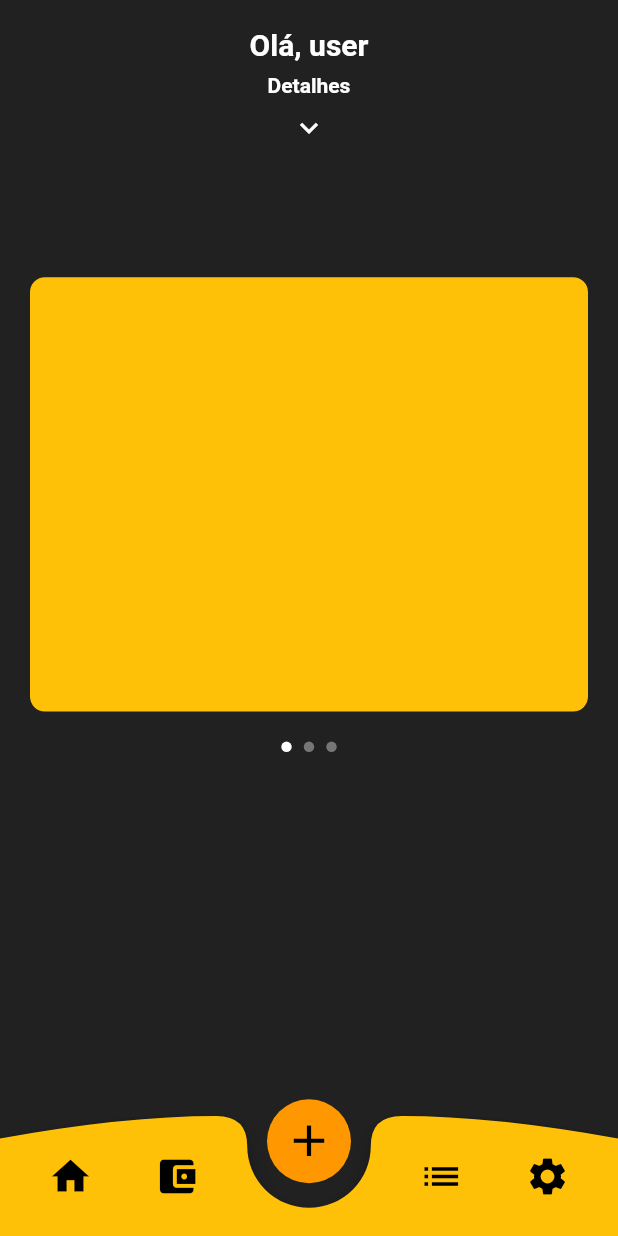
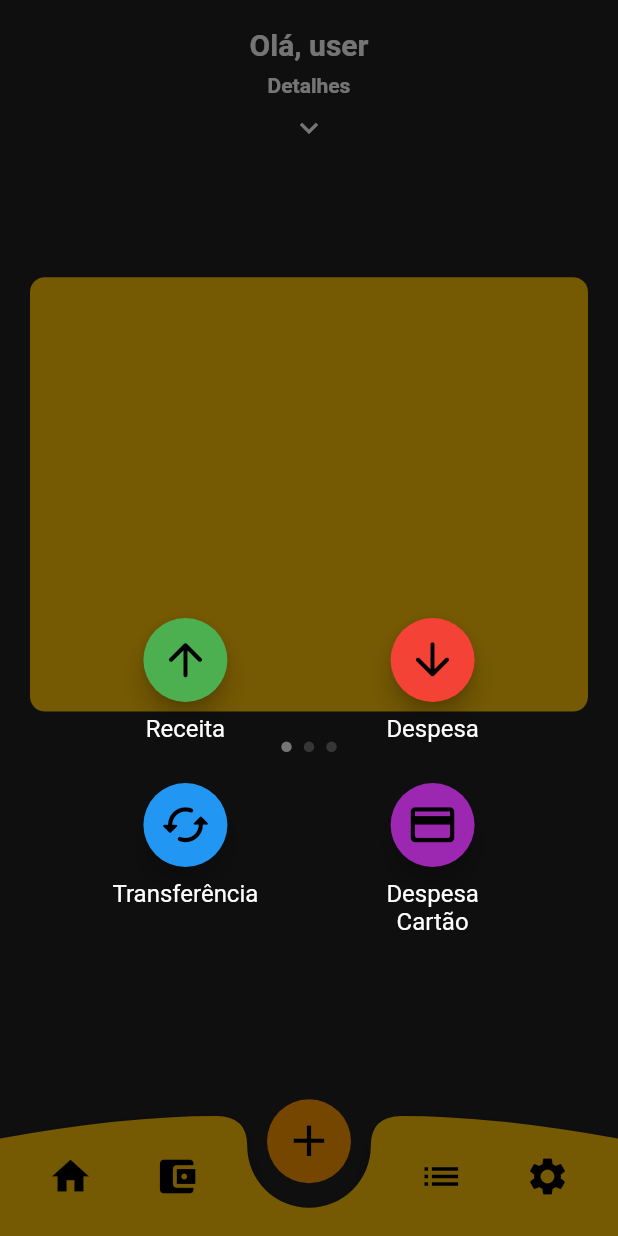
Before and after one commit to Mateus3578/CurrencyManager, a Flutter app: the screen it shows after launch, after a tap on the "add" icon, on a phone screen of 412 x 824 dp. Run offline on Flutter 3.47's test engine with Material 2 defaults, Android fonts, the light colour scheme and no system bars.

Commit message:
Opções de transações
+ O botão de + gigante no meio do menu agora abre outros 4 botões para adicionar uma transação: Receita, despesa, transferência e despesa cartão

```diff
--- a/lib/pages/home/widgets/bottom_menu.dart
+++ b/lib/pages/home/widgets/bottom_menu.dart
@@ -1,5 +1,6 @@
 import 'package:flutter/material.dart';
 import 'package:tc/pages/home/classes/navbar_custom_painter.dart';
+import 'package:tc/pages/new/new_transaction.dart';
 
 class BottomMenu extends StatefulWidget {
   const BottomMenu({Key? key}) : super(key: key);
@@ -28,7 +29,12 @@ class _BottomMenuState extends State<BottomMenu> {
               Center(
                 heightFactor: 0.6,
                 child: FloatingActionButton(
-                  onPressed: () {},
+                  onPressed: () {
+                    showDialog(
+                      context: context,
+                      builder: (context) => NewTransaction(),
+                    );
+                  },
                   backgroundColor: Colors.orange,
                   child: Icon(
                     Icons.add,
--- /dev/null
+++ b/lib/pages/new/new_transaction.dart
@@ -0,0 +1,130 @@
+import 'package:flutter/material.dart';
+
+class NewTransaction extends StatefulWidget {
+  const NewTransaction({Key? key}) : super(key: key);
+
+  @override
+  _NewTransactionState createState() => _NewTransactionState();
+}
+
+class _NewTransactionState extends State<NewTransaction> {
+  @override
+  Widget build(BuildContext context) {
+    final height = MediaQuery.of(context).size.height;
+    final width = MediaQuery.of(context).size.width;
+    return Container(
+      margin: EdgeInsets.fromLTRB(
+          width * 0.1, height * 0.5, width * 0.1, height * 0.13),
+      child: Column(
+        children: [
+          Row(
+            mainAxisAlignment: MainAxisAlignment.spaceBetween,
+            children: [
+              Expanded(
+                child: Container(
+                  child: Column(
+                    children: [
+                      FloatingActionButton(
+                        onPressed: () {},
+                        backgroundColor: Colors.green,
+                        child: Icon(
+                          Icons.arrow_upward_rounded,
+                          size: 35,
+                        ),
+                      ),
+                      Padding(
+                        padding: const EdgeInsets.all(8.0),
+                        child: Text(
+                          "Receita\n",
+                          textAlign: TextAlign.center,
+                          style: TextStyle(fontSize: 16),
+                        ),
+                      ),
+                    ],
+                  ),
+                ),
+              ),
+              Expanded(
+                child: Container(
+                  child: Column(
+                    children: [
+                      FloatingActionButton(
+                        onPressed: () {},
+                        backgroundColor: Colors.red,
+                        child: Icon(
+                          Icons.arrow_downward_rounded,
+                          size: 35,
+                        ),
+                      ),
+                      Padding(
+                        padding: const EdgeInsets.all(8.0),
+                        child: Text(
+                          "Despesa\n",
+                          textAlign: TextAlign.center,
+                          style: TextStyle(fontSize: 16),
+                        ),
+                      ),
+                    ],
+                  ),
+                ),
+              ),
+            ],
+          ),
+          Row(
+            mainAxisAlignment: MainAxisAlignment.spaceBetween,
+            children: [
+              Expanded(
+                child: Container(
+                  child: Column(
+                    children: [
+                      FloatingActionButton(
+                        onPressed: () {},
+                        backgroundColor: Colors.blue,
+                        child: Icon(
+                          Icons.cached_rounded,
+                          size: 35,
+                        ),
+                      ),
+                      Padding(
+                        padding: const EdgeInsets.all(8.0),
+                        child: Text(
+                          "Transferência\n",
+                          textAlign: TextAlign.center,
+                          style: TextStyle(fontSize: 16),
+                        ),
+                      ),
+                    ],
+                  ),
+                ),
+              ),
+              Expanded(
+                child: Container(
+                  child: Column(
+                    children: [
+                      FloatingActionButton(
+                        onPressed: () {},
+                        backgroundColor: Colors.purple,
+                        child: Icon(
+                          Icons.credit_card_rounded,
+                          size: 35,
+                        ),
+                      ),
+                      Padding(
+                        padding: const EdgeInsets.all(8.0),
+                        child: Text(
+                          "Despesa\nCartão",
+                          textAlign: TextAlign.center,
+                          style: TextStyle(fontSize: 16),
+                        ),
+                      ),
+                    ],
+                  ),
+                ),
+              ),
+            ],
+          ),
+        ],
+      ),
+    );
+  }
+}
```
